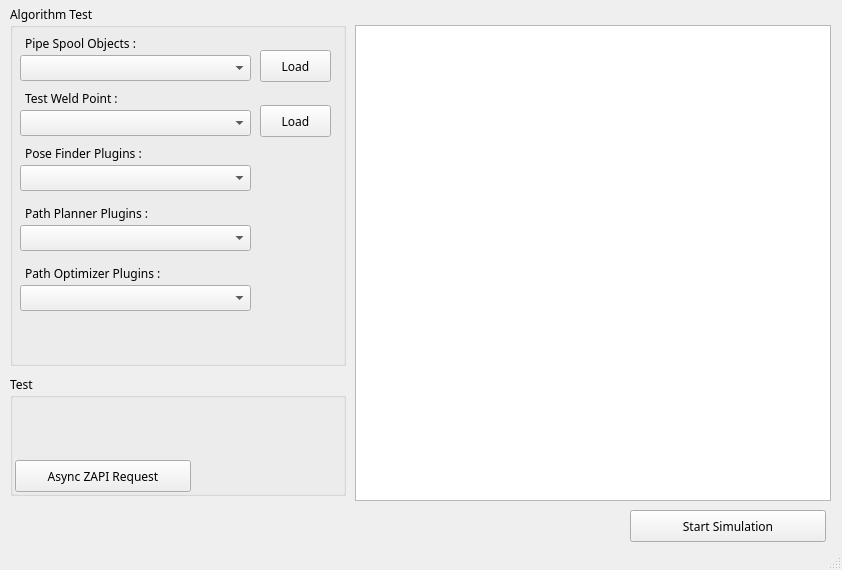
This is python/simtool/simtool.ui in elecun/flame_robotics_drt as Qt 5 draws it before an edit. The edited form follows.
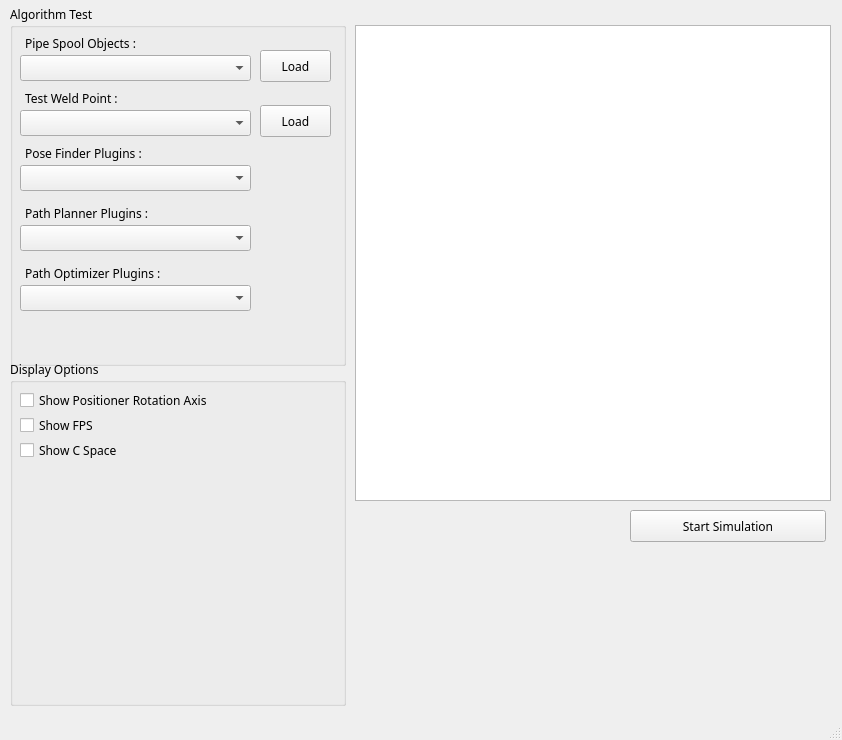
This is the edited form. Icons and pictures are not drawn.

Commit message: fixed zpipe interface

```diff
--- a/python/simtool/simtool.ui
+++ b/python/simtool/simtool.ui
@@ -8,7 +8,7 @@
     <x>0</x>
     <y>0</y>
     <width>842</width>
-    <height>570</height>
+    <height>740</height>
    </rect>
   </property>
   <property name="font">
@@ -211,25 +211,51 @@
     <property name="geometry">
      <rect>
       <x>10</x>
-      <y>375</y>
+      <y>360</y>
       <width>336</width>
-      <height>121</height>
+      <height>346</height>
      </rect>
     </property>
     <property name="title">
-     <string>Test</string>
+     <string>Display Options</string>
     </property>
-    <widget class="QPushButton" name="btn_test_async_zapi_request">
+    <widget class="QCheckBox" name="chk_show_positioner_rotation_axis">
      <property name="geometry">
       <rect>
-       <x>5</x>
-       <y>85</y>
-       <width>176</width>
-       <height>32</height>
+       <x>10</x>
+       <y>30</y>
+       <width>301</width>
+       <height>20</height>
       </rect>
      </property>
      <property name="text">
-      <string>Async ZAPI Request</string>
+      <string>Show Positioner Rotation Axis</string>
+     </property>
+    </widget>
+    <widget class="QCheckBox" name="chk_show_fps">
+     <property name="geometry">
+      <rect>
+       <x>10</x>
+       <y>55</y>
+       <width>301</width>
+       <height>20</height>
+      </rect>
+     </property>
+     <property name="text">
+      <string>Show FPS</string>
+     </property>
+    </widget>
+    <widget class="QCheckBox" name="chk_show_c_space">
+     <property name="geometry">
+      <rect>
+       <x>10</x>
+       <y>80</y>
+       <width>301</width>
+       <height>20</height>
+      </rect>
+     </property>
+     <property name="text">
+      <string>Show C Space</string>
      </property>
     </widget>
    </widget>
```
Left out of the diff: 2 changed lines with no effect on the pictures. The commit also changes 7 other files.
